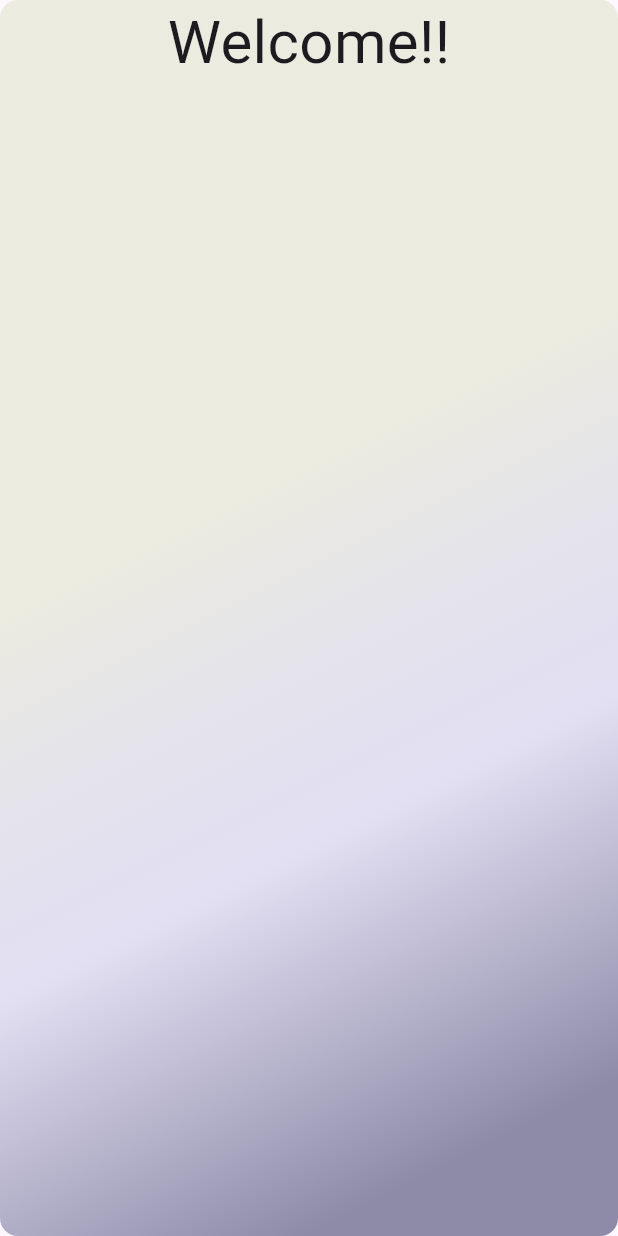
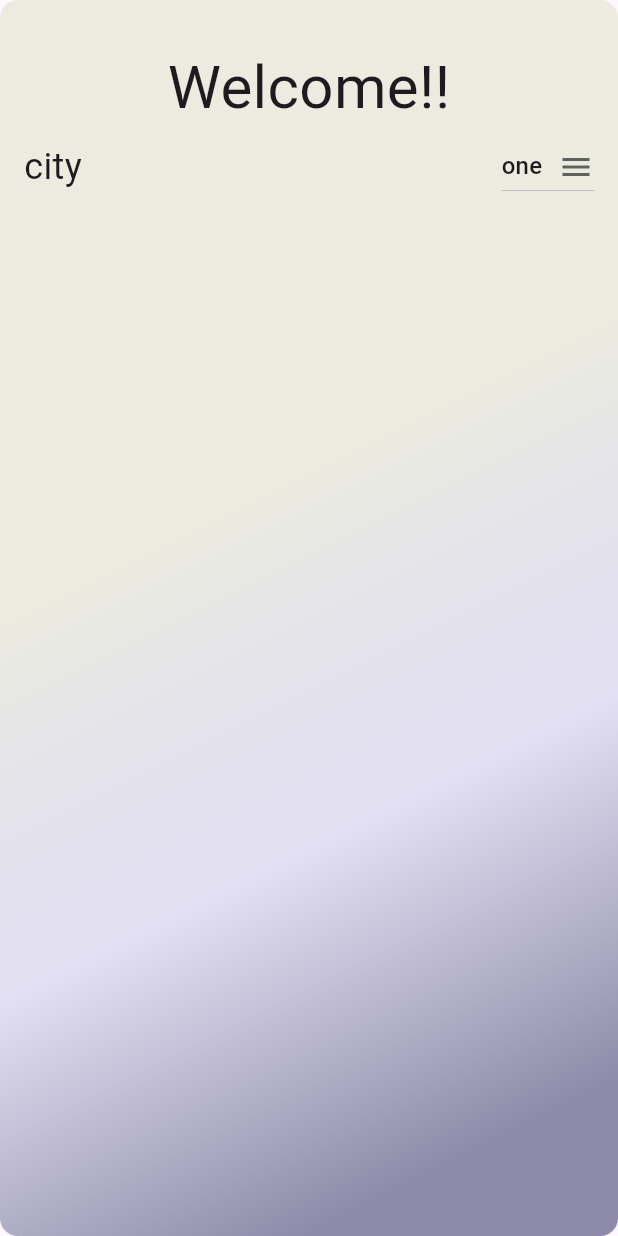
Before and after one commit to Yousefjoo17/Car_Rental, a Flutter app: the CustomerHomeView screen opened directly, on a phone screen of 412 x 824 dp. Run offline on Flutter 3.47's test engine with Material 3 defaults, Android fonts, the phone set to English and light mode, and no system bars; our stand-ins replace go_router, modal_progress_hud_nsn, sqflite; accounts and stored records are empty.

Commit message:
dropDownbutton

```diff
--- /dev/null
+++ b/lib/core/widgets/customDropDownButton.dart
@@ -0,0 +1,29 @@
+import 'package:flutter/material.dart';
+
+class CustomDropdown extends StatelessWidget {
+  final String? value;
+  final List<String> items;
+  final void Function(String?) onChanged;
+
+  const CustomDropdown({
+    Key? key,
+    required this.value,
+    required this.items,
+    required this.onChanged,
+  }) : super(key: key);
+
+  @override
+  Widget build(BuildContext context) {
+    return DropdownButton<String>(
+      value: value,
+      icon: const Icon(Icons.menu),
+      items: items.map((item) {
+        return DropdownMenuItem<String>(
+          value: item,
+          child: Text(item),
+        );
+      }).toList(),
+      onChanged: onChanged,
+    );
+  }
+}
--- a/lib/features/customer/presentation/views/CustomerHomeView.dart
+++ b/lib/features/customer/presentation/views/CustomerHomeView.dart
@@ -1,25 +1,57 @@
 import 'package:carrental/constants.dart';
 import 'package:carrental/core/methods/Custom_Box_Decoration.dart';
+import 'package:carrental/core/widgets/customDropDownButton.dart';
 import 'package:flutter/material.dart';
 
-class CustomerHomeView extends StatelessWidget {
+class CustomerHomeView extends StatefulWidget {
   const CustomerHomeView({super.key});
 
+  @override
+  State<CustomerHomeView> createState() => _CustomerHomeViewState();
+}
+
+class _CustomerHomeViewState extends State<CustomerHomeView> {
+  String? dropDownValue = 'one'; // Change the initial value to 'two'
+  List<String> myList = ['one', 'two', 'three', 'four', 'five'];
   @override
   Widget build(BuildContext context) {
     return Scaffold(
       body: Container(
         decoration: customBoxDecoration(
             [kprimaryColor0, kprimaryColor1, kprimaryColor2]),
-        child: const Column(
-          crossAxisAlignment: CrossAxisAlignment.stretch,
-          children: [
-            Center(
+        child: Padding(
+          padding: const EdgeInsets.symmetric(horizontal: 16),
+          child: Column(
+            crossAxisAlignment: CrossAxisAlignment.stretch,
+            children: [
+              const SizedBox(height: 30),
+              const Center(
                 child: Text(
-              "Welcome!!",
-              style: TextStyle(fontSize: 40),
-            ))
-          ],
+                  "Welcome!!",
+                  style: TextStyle(fontSize: 40),
+                ),
+              ),
+              Row(
+                children: [
+                  const Text(
+                    "city",
+                    style: TextStyle(fontSize: 24),
+                  ),
+                  const Spacer(),
+                  CustomDropdown(
+                    value: dropDownValue,
+                    items: myList,
+                    onChanged: (value) {
+                      setState(() {
+                        dropDownValue = value;
+                      });
+                      print('changed********');
+                    },
+                  )
+                ],
+              )
+            ],
+          ),
         ),
       ),
     );
```
